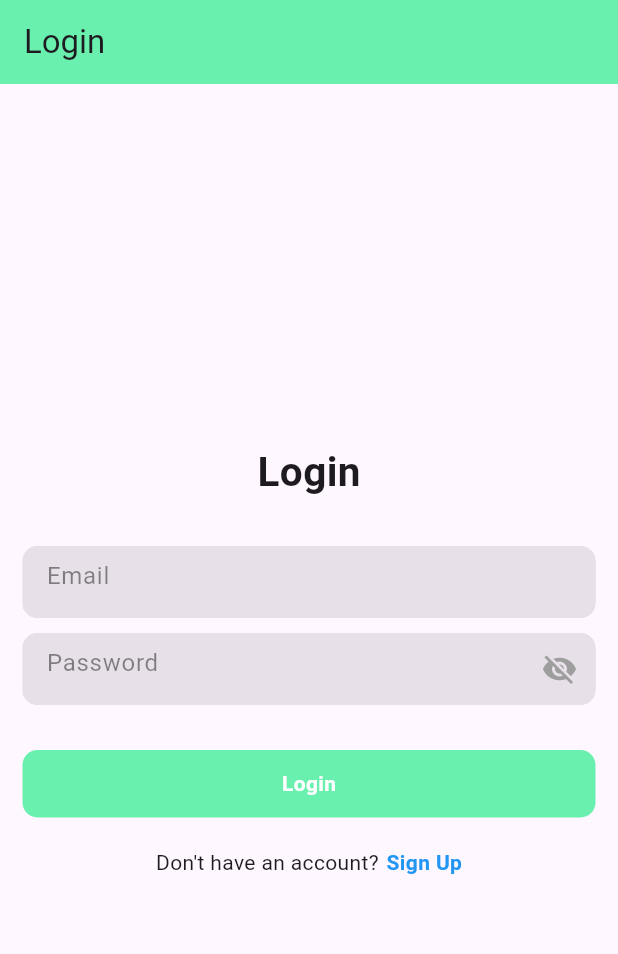
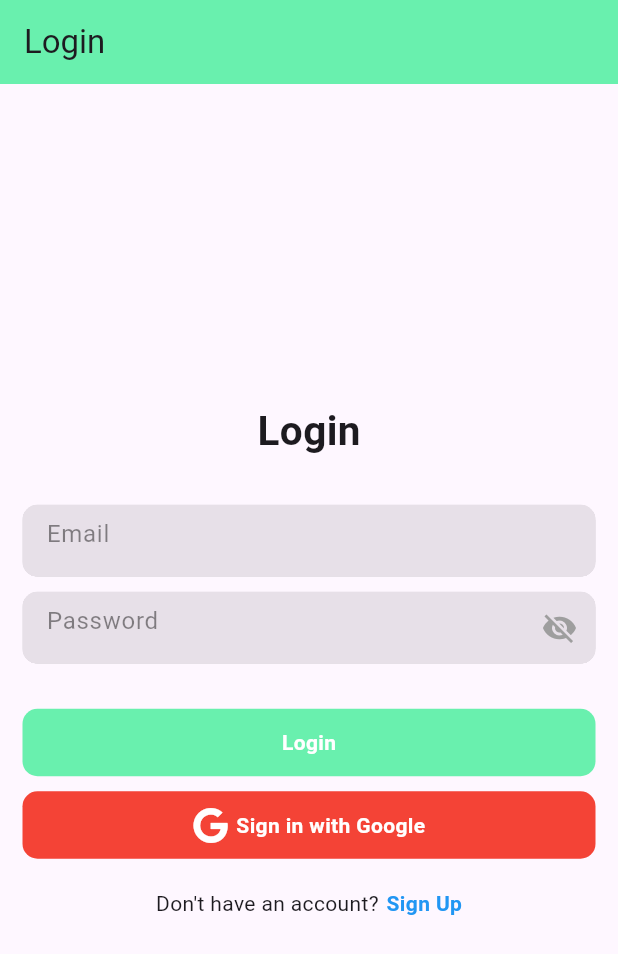
Before and after one commit to EmirZouabi/prothesi_app, a Flutter app: the screen it shows after launch, on a phone screen of 412 x 824 dp. Shown: the top 954 px of the screen. Run offline on Flutter 3.47's test engine with Material 3 defaults, Android fonts, the phone set to English and light mode, and no system bars; our stand-ins replace firebase_auth, firebase_core, fluttertoast, font_awesome_flutter, google_sign_in; missing offline and left inert: firebase_app_check; accounts and stored records are empty.

Commit message:
sign up with google !

```diff
--- a/lib/features/user_auth/presentation/pages/login_page.dart
+++ b/lib/features/user_auth/presentation/pages/login_page.dart
@@ -5,6 +5,8 @@
 import 'package:ctgb_appv1/global/common/toast.dart';
 import 'package:flutter/material.dart';
 import 'package:firebase_auth/firebase_auth.dart';
+import 'package:font_awesome_flutter/font_awesome_flutter.dart';
+import 'package:google_sign_in/google_sign_in.dart';
 
 class LoginPage extends StatefulWidget {
   const LoginPage({Key? key}) : super(key: key);
@@ -15,6 +17,7 @@
 
 class _LoginPageState extends State<LoginPage> {
   final FirebaseAuthServices _auth = FirebaseAuthServices();
+  final FirebaseAuth _firebaseAuth = FirebaseAuth.instance;
   TextEditingController _emailController = TextEditingController();
   TextEditingController _passwordController = TextEditingController();
   bool _isSigning = false; // Corrected variable name
@@ -77,6 +80,37 @@
                   ),
                 ),
               ),
+              SizedBox(height: 10,),
+              GestureDetector(
+                onTap: () {
+                  _signInWithGoogle();
+
+                },
+                child: Container(
+                  width: double.infinity,
+                  height: 45,
+                  decoration: BoxDecoration(
+                    color: Colors.red,
+                    borderRadius: BorderRadius.circular(10),
+                  ),
+                  child: Center(
+                    child: Row(
+                      mainAxisAlignment: MainAxisAlignment.center,
+                      children: [
+                        Icon(FontAwesomeIcons.google,color: Colors.white,),
+                        SizedBox(width: 5,),
+                        Text(
+                          "Sign in with Google",
+                          style: TextStyle(
+                            color: Colors.white,
+                            fontWeight: FontWeight.bold,
+                          ),
+                        ),
+                      ],
+                    ),
+                  ),
+                ),
+              ),
               SizedBox(height: 20),
               Row(
                 mainAxisAlignment: MainAxisAlignment.center,
@@ -135,4 +169,34 @@
       showToast(message: "Error during login: $e");
     }
   }
+
+  _signInWithGoogle()async{
+
+    final GoogleSignIn _googleSignIn = GoogleSignIn();
+
+    try {
+
+      final GoogleSignInAccount? googleSignInAccount = await _googleSignIn.signIn();
+
+      if(googleSignInAccount != null ){
+        final GoogleSignInAuthentication googleSignInAuthentication = await
+        googleSignInAccount.authentication;
+
+        final AuthCredential credential = GoogleAuthProvider.credential(
+          idToken: googleSignInAuthentication.idToken,
+          accessToken: googleSignInAuthentication.accessToken,
+        );
+
+        await _firebaseAuth.signInWithCredential(credential);
+        Navigator.pushNamed(context, "/home");
+      }
+
+    }catch(e) {
+      showToast(message: "some error occured $e");
+    }
+
+
+  }
+
+
 }
--- a/lib/main.dart
+++ b/lib/main.dart
@@ -1,6 +1,7 @@
 import 'package:ctgb_appv1/features/app/splash_screen/splash_screen.dart';
 import 'package:ctgb_appv1/features/user_auth/presentation/pages/login_page.dart';
 import 'package:firebase_core/firebase_core.dart';
+import 'package:firebase_app_check/firebase_app_check.dart'; // Import the Firebase App Check library
 import 'package:flutter/material.dart';
 import 'package:flutter/foundation.dart' show kIsWeb;
 
@@ -17,6 +18,9 @@
         projectId: "ctgb-db872",
       ),
     );
+
+    // Initialize Firebase App Check
+    await FirebaseAppCheck.instance.activate();
 
     runApp(MyApp());
   } catch (e) {
--- a/pubspec.yaml
+++ b/pubspec.yaml
@@ -43,6 +43,8 @@
   cloud_firestore_web: ^3.10.2
   firebase_core_web: ^2.11.2
   fluttertoast: ^8.2.2
+  font_awesome_flutter: ^10.7.0
+  google_sign_in: ^6.2.1
 
 
 
```
Also changed, not shown: pubspec.lock, 1 other file.
